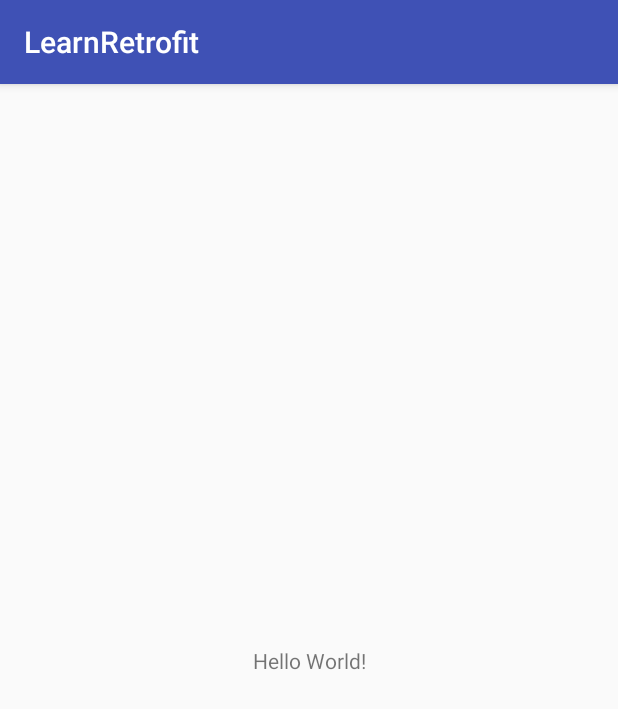
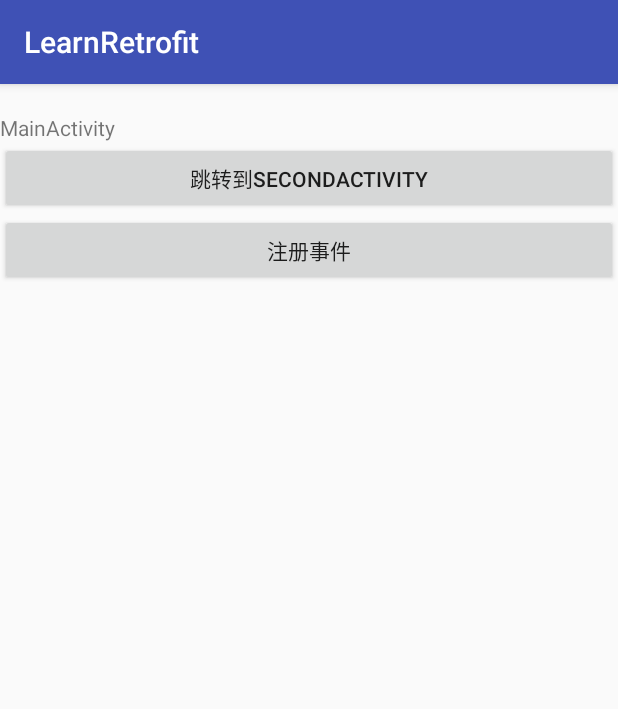
Before and after one commit to 15860yang/learnretrofit, an Android app: the screen it shows after launch (MainActivity), on a phone screen of 412 x 824 dp. Shown: the top 709 px of the screen. Run offline under Robolectric (Android 15) with nearby library versions, the phone set to English and light mode, and no system bars; our stand-ins replace EventBus.

Commit message:
EventBus学习

```diff
--- a/app/build.gradle
+++ b/app/build.gradle
@@ -32,6 +32,7 @@ dependencies {
     androidTestImplementation 'com.android.support.test:runner:1.0.2'
     androidTestImplementation 'com.android.support.test.espresso:espresso-core:3.0.2'
 
+    compile 'org.greenrobot:eventbus:3.1.1'
 
     compile 'com.squareup.retrofit2:retrofit:2.4.0'
     compile 'com.squareup.retrofit2:converter-gson:2.1.0'
--- a/app/src/main/AndroidManifest.xml
+++ b/app/src/main/AndroidManifest.xml
@@ -2,7 +2,7 @@
 <manifest xmlns:android="http://schemas.android.com/apk/res/android"
     package="com.example.learnretrofit">
 
-    <uses-permission android:name="android.permission.INTERNET"/>
+    <uses-permission android:name="android.permission.INTERNET" />
 
     <application
         android:allowBackup="true"
@@ -11,13 +11,14 @@
         android:roundIcon="@mipmap/ic_launcher_round"
         android:supportsRtl="true"
         android:theme="@style/AppTheme">
-        <activity android:name=".MainActivity">
+        <activity android:name=".LearnEventBus.MainActivity">
             <intent-filter>
                 <action android:name="android.intent.action.MAIN" />
 
                 <category android:name="android.intent.category.LAUNCHER" />
             </intent-filter>
         </activity>
+        <activity android:name=".LearnEventBus.EventBusTestActivity02"></activity>
     </application>
 
 </manifest>
--- /dev/null
+++ b/app/src/main/java/com/example/learnretrofit/LearnEventBus/MainActivity.java
@@ -0,0 +1,79 @@
+package com.example.learnretrofit.LearnEventBus;
+
+import android.content.Intent;
+import android.os.Bundle;
+import android.support.v7.app.AppCompatActivity;
+import android.view.View;
+import android.widget.Button;
+import android.widget.TextView;
+
+import com.example.learnretrofit.R;
+
+import org.greenrobot.eventbus.EventBus;
+import org.greenrobot.eventbus.Subscribe;
+import org.greenrobot.eventbus.ThreadMode;
+
+public class MainActivity extends AppCompatActivity {
+
+    private static final String TAG = "MainActivity";
+
+    private TextView tv_message,tv1_message;
+    private Button bt_message,bt_subscription;
+
+
+    @Override
+    protected void onCreate(Bundle savedInstanceState) {
+        super.onCreate(savedInstanceState);
+        setContentView(R.layout.activity_main);
+
+        initView();
+
+    }
+
+    private void initView() {
+        tv_message = findViewById(R.id.main_Iv);
+        tv_message.setText("MainActivity");
+        tv1_message = findViewById(R.id.main_tv1);
+
+        bt_message = findViewById(R.id.main_bt1);
+        bt_message.setText("跳转到SecondActivity");
+        bt_message.setOnClickListener(new View.OnClickListener() {
+            @Override
+            public void onClick(View v) {
+                startActivity(new Intent(MainActivity.this,EventBusTestActivity02.class));
+            }
+        });
+
+        bt_subscription = findViewById(R.id.main_bt2);
+        bt_subscription.setText("注册事件");
+        bt_subscription.setOnClickListener(new View.OnClickListener() {
+            @Override
+            public void onClick(View v) {
+                //注册事件
+                EventBus eventBus = EventBus.getDefault();
+                eventBus.register(MainActivity.this);
+            }
+        });
+    }
+
+    //事件处理函数，接收普通事件和粘性事件
+    //定义线程模型为所有事件都会在UI线程处理
+    @Subscribe(threadMode = ThreadMode.MAIN,sticky = true)
+    public void onMoonEvent(MyEvent event){
+        tv_message.setText(event.getMessage());
+    }
+
+    //接收普通事件
+    @Subscribe(threadMode = ThreadMode.MAIN)
+    public void onMoonEvent1(MyEvent event){
+        tv1_message.setText(event.getMessage());
+    }
+
+
+    @Override
+    protected void onDestroy() {
+        super.onDestroy();
+        //取消注册
+        EventBus.getDefault().unregister(MainActivity.class);
+    }
+}
--- a/app/src/main/java/com/example/learnretrofit/NetNameApiDate.java
+++ b/app/src/main/java/com/example/learnretrofit/LearnRetorfit/NetNameApiDate.java
@@ -1,4 +1,4 @@
-package com.example.learnretrofit;
+package com.example.learnretrofit.LearnRetorfit;
 
 /**
  * Created by 杨豪 on 2018/6/3.
--- a/app/src/main/res/layout/activity_main.xml
+++ b/app/src/main/res/layout/activity_main.xml
@@ -1,18 +1,27 @@
 <?xml version="1.0" encoding="utf-8"?>
-<android.support.constraint.ConstraintLayout xmlns:android="http://schemas.android.com/apk/res/android"
-    xmlns:app="http://schemas.android.com/apk/res-auto"
-    xmlns:tools="http://schemas.android.com/tools"
+<LinearLayout
+    xmlns:android="http://schemas.android.com/apk/res/android"
+    android:orientation="vertical"
     android:layout_width="match_parent"
-    android:layout_height="match_parent"
-    tools:context="com.example.learnretrofit.MainActivity">
+    android:layout_height="match_parent">
 
     <TextView
-        android:layout_width="wrap_content"
-        android:layout_height="wrap_content"
-        android:text="Hello World!"
-        app:layout_constraintBottom_toBottomOf="parent"
-        app:layout_constraintLeft_toLeftOf="parent"
-        app:layout_constraintRight_toRightOf="parent"
-        app:layout_constraintTop_toTopOf="parent" />
+        android:id="@+id/main_tv1"
+        android:layout_width="match_parent"
+        android:layout_height="wrap_content" />
 
-</android.support.constraint.ConstraintLayout>
+    <TextView
+        android:id="@+id/main_Iv"
+        android:layout_width="match_parent"
+        android:layout_height="wrap_content" />
+    <Button
+        android:id="@+id/main_bt1"
+        android:layout_width="match_parent"
+        android:layout_height="wrap_content" />
+
+    <Button
+        android:id="@+id/main_bt2"
+        android:layout_width="match_parent"
+        android:layout_height="wrap_content" />
+
+</LinearLayout>
```
Also changed, not shown: app/src/main/java/com/example/learnretrofit/LearnEventBus/EventBusTestActivity02.java (added, +42 -0 lines), app/src/main/java/com/example/learnretrofit/LearnEventBus/MyEvent.java (added, +21 -0 lines), app/src/main/java/com/example/learnretrofit/LearnRetorfit/learnRetrofit.java (renamed from app/src/main/java/com/example/learnretrofit/MainActivity.java, +5 -3 lines), app/src/main/res/layout/activity_event_bus_test02.xml (added, +21 -0 lines), app/src/main/res/layout/activity_main01.xml (added, +18 -0 lines), 1 other file.
